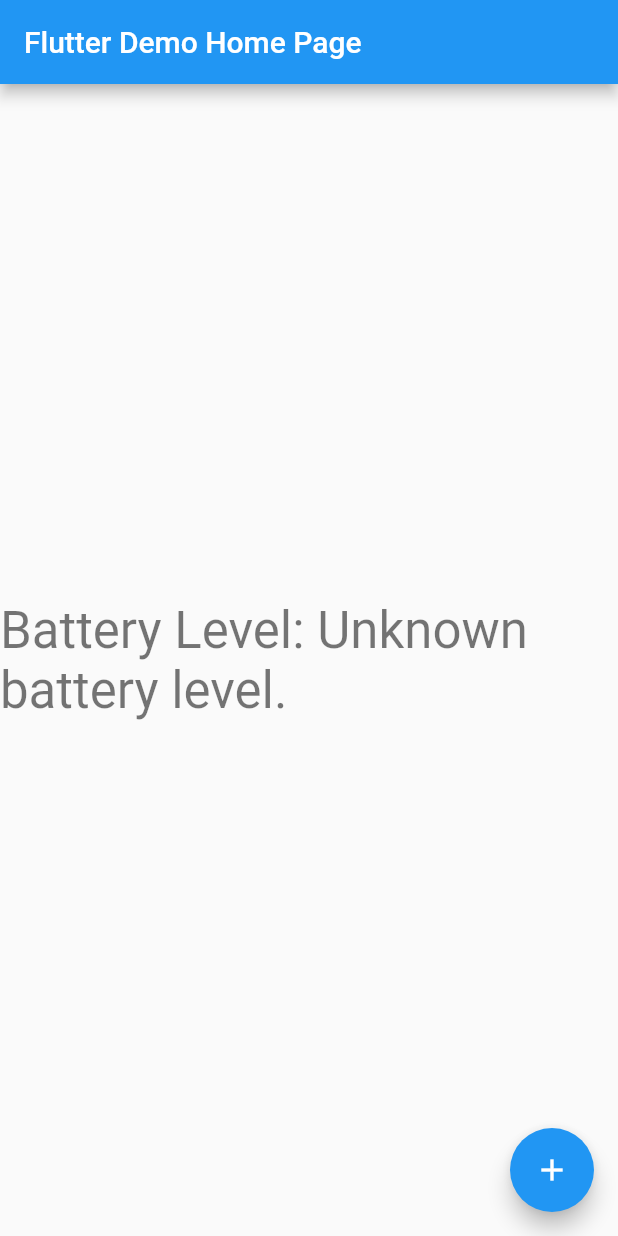
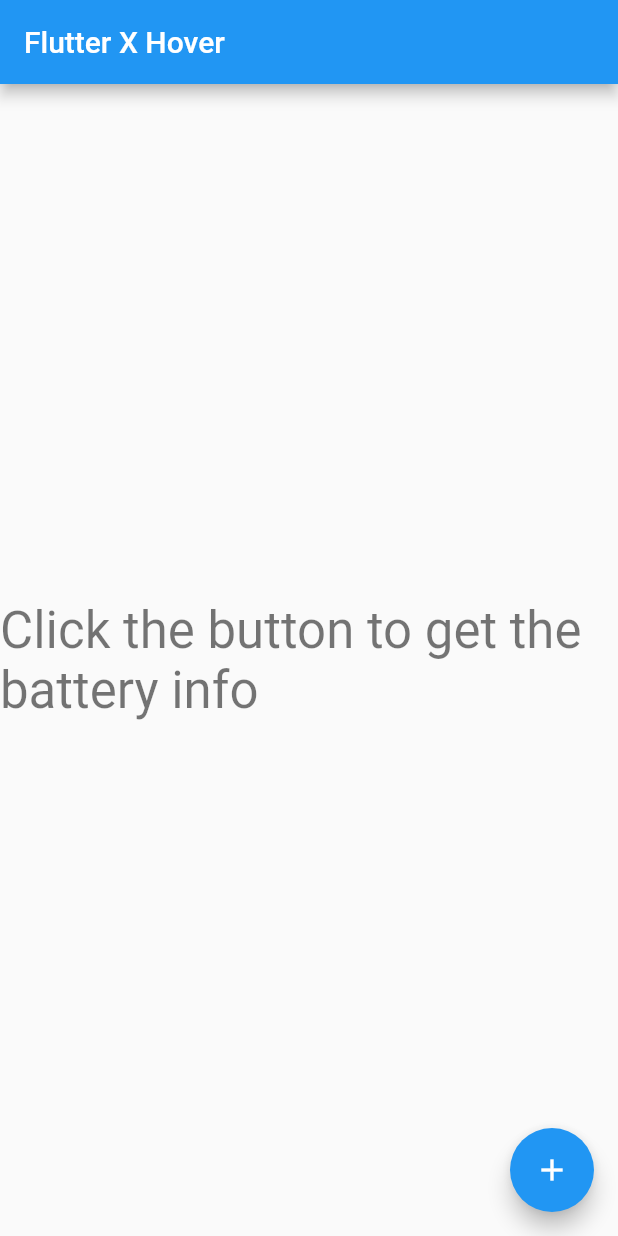
Before and after one commit to n4ze3m/flutter-x-hover-playground, a Flutter app: the screen it shows after launch, on a phone screen of 412 x 824 dp. Run offline on Flutter 3.47's test engine with Material 2 defaults, Android fonts, the phone set to English and light mode, and no system bars.

Commit message:
new changes

```diff
--- a/lib/main.dart
+++ b/lib/main.dart
@@ -18,7 +18,7 @@ class MyApp extends StatelessWidget {
       theme: ThemeData(
         primarySwatch: Colors.blue,
       ),
-      home: const MyHomePage(title: 'Flutter Demo Home Page'),
+      home: const MyHomePage(title: 'Flutter X Hover'),
     );
   }
 }
@@ -34,18 +34,18 @@ class MyHomePage extends StatefulWidget {
 
 class _MyHomePageState extends State<MyHomePage> {
   // call the method channel to get the battery object
-  var _batteryLevel = 'Unknown battery level.';
-  Future<void> _getBatteryLevel() async {
+  var _battery = 'Click the button to get the battery info';
+  Future<void> _getBattery() async {
     try {
       // result will be json object not int
       final  result =
           await platformChannelBattery.invokeMethod('getBattery');
       setState(() {
-        _batteryLevel = '$result';
+        _battery = '$result';
       });
     } on PlatformException catch (e) {
       setState(() {
-        _batteryLevel = "Failed to get battery level: '${e.message}'.";
+        _battery = "Failed to get battery info: '${e.message}'.";
       });
     }
   }
@@ -61,14 +61,14 @@ class _MyHomePageState extends State<MyHomePage> {
           mainAxisAlignment: MainAxisAlignment.center,
           children: <Widget>[
             Text(
-              'Battery Level: $_batteryLevel',
+              '$_battery',
               style: Theme.of(context).textTheme.headline4,
             ),
           ],
         ),
       ),
       floatingActionButton: FloatingActionButton(
-        onPressed: _getBatteryLevel,
+        onPressed: _getBattery,
         tooltip: 'Increment',
         child: const Icon(Icons.add),
       ),
```
Also changed, not shown: 1 other file.
